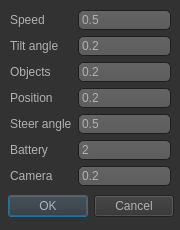
Before: the Qt Designer form gui/dialogFQZ.ui in schweinekrippe/rad, drawn with Qt 5.
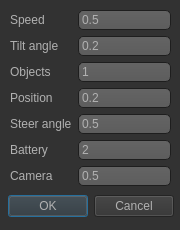
After: the same form once the commit is applied. Icons and pictures are not drawn.

What changed in the file:
```diff
--- a/gui/dialogFQZ.ui
+++ b/gui/dialogFQZ.ui
@@ -561,7 +561,7 @@
        <string>Update Intervall in seconds. 0.2 = 5 times per second.</string>
       </property>
       <property name="text">
-       <string>0.2</string>
+       <string>1</string>
       </property>
      </widget>
     </item>
@@ -616,7 +616,7 @@
        <string>Update Intervall in seconds. 0.2 = 5 times per second.</string>
       </property>
       <property name="text">
-       <string>0.2</string>
+       <string>0.5</string>
       </property>
      </widget>
     </item>
```
Left out of the diff: 10 changed lines with no effect on the pictures.
